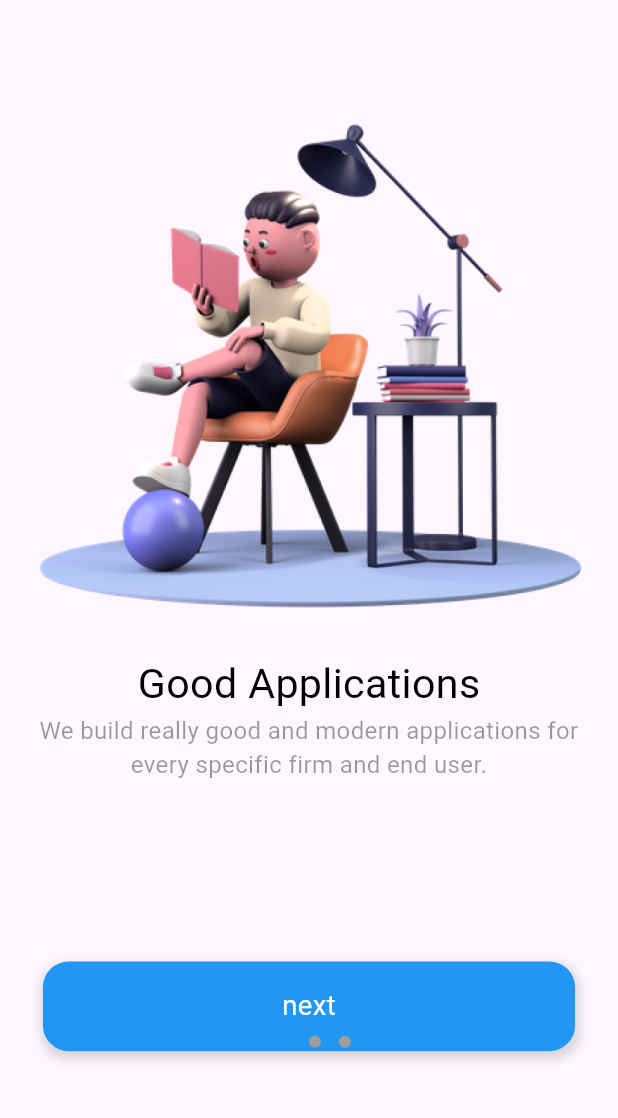
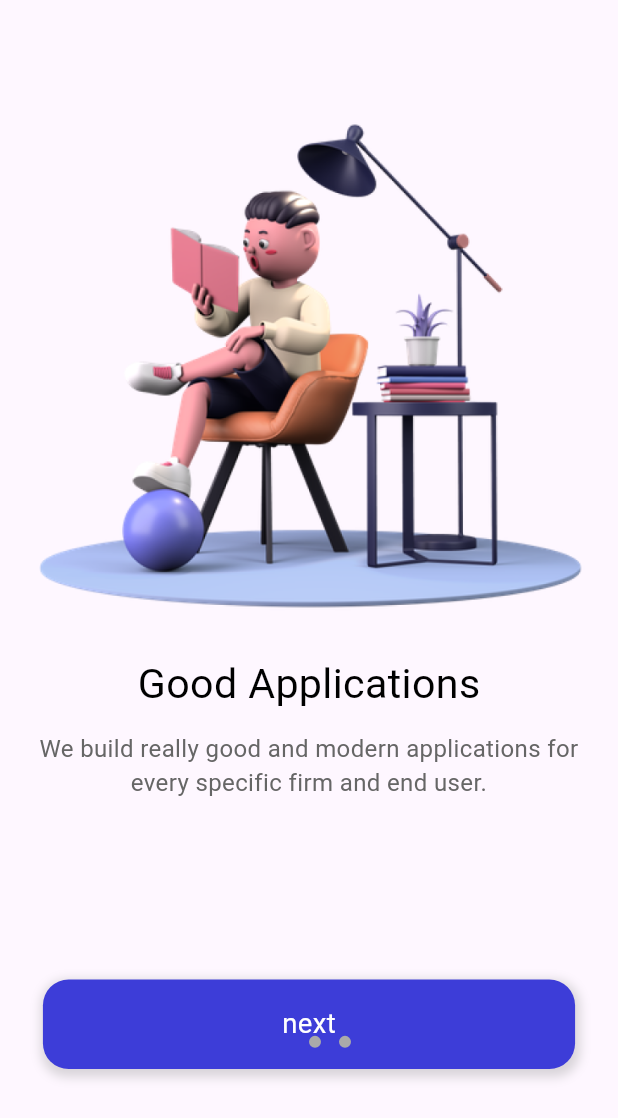
Before and after one commit to gokhankar/bloc_shop_app, a Flutter app: the screen it shows after launch, on a phone screen of 412 x 824 dp. Shown: the top 1118 px of the screen. Run offline on Flutter 3.47's test engine with Material 3 defaults, Android fonts, the phone set to English and light mode, and no system bars; drawn by our look-alikes of dots_indicator; our stand-ins replace cloud_firestore, flutter_bloc, flutter_screenutil; accounts and stored records are empty.

Commit message:
error fixes

```diff
--- a/lib/common/values/colors.dart
+++ b/lib/common/values/colors.dart
@@ -17,9 +17,9 @@ class AppColors {
   // main widget text color grey
   static const Color primarySecondaryElementText = Color.fromARGB(255, 102, 102, 102);
   // main widget third color grey
-  static const Color primaryThreeElementText = Color.fromARGB(255, 170, 170, 170);
+  static const Color primaryThirdElementText = Color.fromARGB(255, 170, 170, 170);
 
-  static const Color primaryFourElementText = Color.fromARGB(255, 204, 204, 204);
+  static const Color primaryFourthElementText = Color.fromARGB(255, 204, 204, 204);
   //state color
   static const Color primaryElementStatus = Color.fromARGB(255, 88, 174, 127);
 
--- a/lib/pages/signin/signin_widget.dart
+++ b/lib/pages/signin/signin_widget.dart
@@ -5,7 +5,7 @@ import '../../common/values/colors.dart';
 
 Widget buildThirdPartyLogin(BuildContext context) {
   return Container(
-    margin: EdgeInsets.symmetric(vertical: 30.h),
+    margin: EdgeInsets.symmetric(vertical: 30.h, horizontal: 25.w),
     child: Row(
       mainAxisAlignment: MainAxisAlignment.spaceAround,
       children: [
@@ -57,7 +57,7 @@ Widget buildTextField(String hintText, String textType, String iconName) {
     decoration: BoxDecoration(
         color: Colors.white,
         borderRadius: BorderRadius.all(Radius.circular(15.w)),
-        border: Border.all(color: AppColors.primaryFourElementText)),
+        border: Border.all(color: AppColors.primaryFourthElementText)),
     child: Row(
       children: [
         Container(
@@ -152,7 +152,7 @@ Widget buildLogInAndRegButton(String buttonName, String buttonType) {
               border: Border.all(
                   color: buttonType == "login"
                       ? Colors.transparent
-                      : AppColors.primaryFourElementText)),
+                      : AppColors.primaryFourthElementText)),
           child: Center(
               child: Text(
             buttonName,
--- a/lib/pages/welcome/welcome.dart
+++ b/lib/pages/welcome/welcome.dart
@@ -1,5 +1,6 @@
 //import 'package:flutter/cupertino.dart';
 //import 'package:bloc_shop_app/main.dart';
+import 'package:bloc_shop_app/common/values/colors.dart';
 import 'package:bloc_shop_app/pages/welcome/bloc/welcome_blocs.dart';
 import 'package:bloc_shop_app/pages/welcome/bloc/welcome_events.dart';
 import 'package:dots_indicator/dots_indicator.dart';
@@ -69,8 +70,8 @@ class _WelcomeState extends State<Welcome> {
                       dotsCount: 3,
                       mainAxisAlignment: MainAxisAlignment.center,
                       decorator: DotsDecorator(
-                        color: Colors.grey,
-                        activeColor: Colors.blue,
+                        color: AppColors.primaryThirdElementText,
+                        activeColor: AppColors.primaryElement,
                         size: const Size.square(8),
                         activeSize: const Size(16, 8),
                         activeShape: RoundedRectangleBorder(
@@ -107,12 +108,12 @@ class _WelcomeState extends State<Welcome> {
         Text(
           title,
           style: TextStyle(
-            color: Colors.black,
+            color: AppColors.primaryText,
             fontSize: 24.sp,
             fontWeight: FontWeight.normal,
           ),
         ),
-        //SizedBox(height: 10.h,),
+        SizedBox(height: 10.h,),
         Container(
           width: 375.w,
           padding: EdgeInsets.symmetric(horizontal: 20.w),
@@ -120,7 +121,7 @@ class _WelcomeState extends State<Welcome> {
             subTitle,
             textAlign: TextAlign.center,
             style: TextStyle(
-              color: Colors.black.withAlpha(100),
+              color: AppColors.primarySecondaryElementText,
               fontSize: 14.sp,
               fontWeight: FontWeight.normal,
             ),
@@ -148,7 +149,7 @@ class _WelcomeState extends State<Welcome> {
             width: 325.w,
             height: 50.h,
             decoration: BoxDecoration(
-              color: Colors.blue,
+              color: AppColors.primaryElement,
               borderRadius: BorderRadius.circular(15.w),
               boxShadow: [
                 BoxShadow(
```
